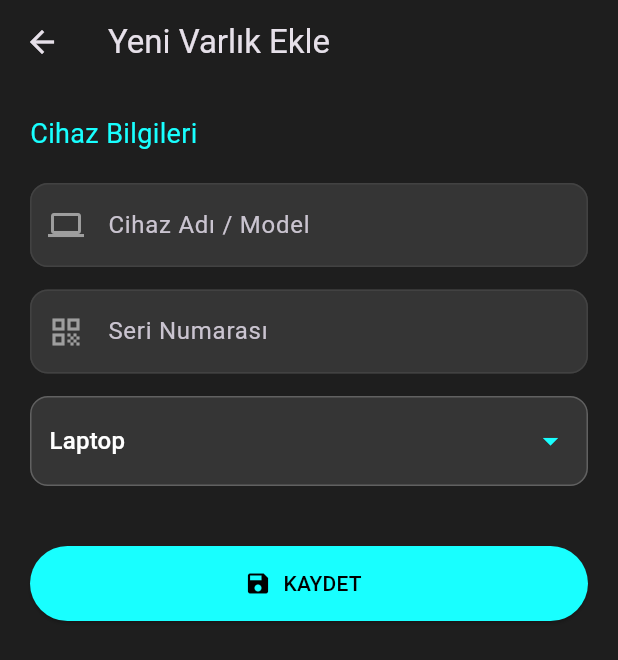
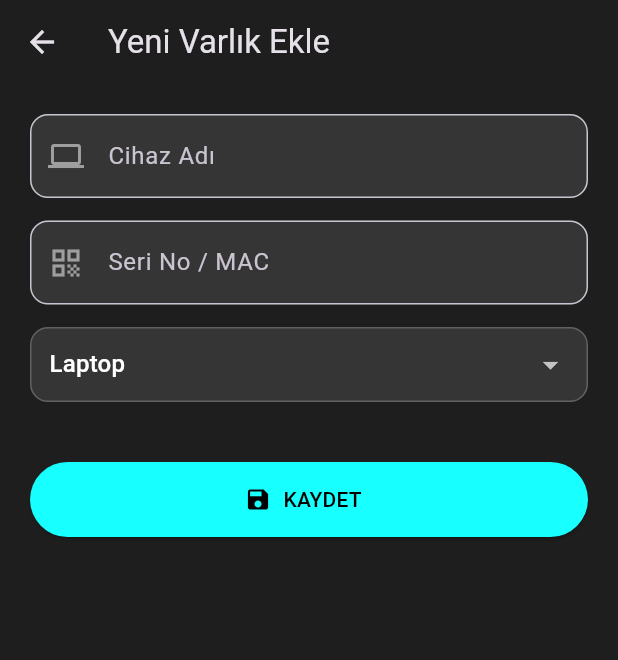
Before and after one commit to Abdussamedtirabzon/ITyonetimSistemi, a Flutter app: the screen it shows after launch, after a tap on "GİRİŞ YAP", after a tap on the "add" icon, on a phone screen of 412 x 824 dp. Shown: the top 660 px of the screen. Run offline on Flutter 3.47's test engine with Material 3 defaults, Android fonts, the light colour scheme and no system bars; network calls fail.

Commit message:
Hata Düzeltmeleri: API güncelleme ve tarih formatı onarıldı

```diff
--- a/cyber_asset_mobile/lib/add_asset.dart
+++ b/cyber_asset_mobile/lib/add_asset.dart
@@ -1,44 +1,59 @@
 import 'package:flutter/material.dart';
+import 'models/asset_model.dart';
 
 class AddAssetPage extends StatefulWidget {
-  const AddAssetPage({super.key});
+  // Eğer bu sayfaya bir Cihaz (Asset) gönderilirse "Düzenleme Modu" açılır.
+  // Gönderilmezse "Ekleme Modu" çalışır.
+  final Asset? assetToEdit;
+
+  const AddAssetPage({super.key, this.assetToEdit});
 
   @override
   State<AddAssetPage> createState() => _AddAssetPageState();
 }
 
 class _AddAssetPageState extends State<AddAssetPage> {
-  // Formdaki verileri tutacak değişkenler
   final _adController = TextEditingController();
   final _seriNoController = TextEditingController();
-  String _secilenTur = 'Laptop'; // Varsayılan değer
+  String _secilenTur = 'Laptop';
+  bool _isEditing = false; // Düzenleme modunda mıyız?
+
+  @override
+  void initState() {
+    super.initState();
+    // Eğer düzenlenecek veri geldiyse, kutuları doldur
+    if (widget.assetToEdit != null) {
+      _isEditing = true;
+      _adController.text = widget.assetToEdit!.isim;
+      _seriNoController.text = widget.assetToEdit!.seriNo;
+
+      // Gelen tür listede var mı kontrol et (Yoksa varsayılan kalsın)
+      List<String> turler = ['Laptop', 'Monitör', 'Telefon', 'Tablet', 'Yazıcı', 'Ağ Cihazı', 'Diğer'];
+      if (turler.contains(widget.assetToEdit!.tur)) {
+        _secilenTur = widget.assetToEdit!.tur;
+      }
+    }
+  }
 
   @override
   Widget build(BuildContext context) {
     return Scaffold(
       appBar: AppBar(
-        title: const Text("Yeni Varlık Ekle"),
+        title: Text(_isEditing ? "Varlığı Düzenle" : "Yeni Varlık Ekle"),
         backgroundColor: Colors.transparent,
       ),
       body: SingleChildScrollView(
         padding: const EdgeInsets.all(20.0),
         child: Column(
-          crossAxisAlignment: CrossAxisAlignment.start,
           children: [
-            const Text("Cihaz Bilgileri", style: TextStyle(color: Colors.cyanAccent, fontSize: 18)),
-            const SizedBox(height: 20),
-
-            // 1. Cihaz Adı
-            _buildTextField(label: "Cihaz Adı / Model", icon: Icons.computer, controller: _adController),
+            _buildTextField(label: "Cihaz Adı", icon: Icons.computer, controller: _adController),
+            const SizedBox(height: 15),
+            _buildTextField(label: "Seri No / MAC", icon: Icons.qr_code, controller: _seriNoController),
             const SizedBox(height: 15),
 
-            // 2. Seri Numarası
-            _buildTextField(label: "Seri Numarası", icon: Icons.qr_code, controller: _seriNoController),
-            const SizedBox(height: 15),
-
-            // 3. Cihaz Türü (Açılır Menü)
+            // Tür Seçimi
             Container(
-              padding: const EdgeInsets.symmetric(horizontal: 12, vertical: 5),
+              padding: const EdgeInsets.symmetric(horizontal: 12),
               decoration: BoxDecoration(
                 color: Colors.white10,
                 borderRadius: BorderRadius.circular(12),
@@ -49,19 +64,10 @@ class _AddAssetPageState extends State<AddAssetPage> {
                   value: _secilenTur,
                   dropdownColor: const Color(0xFF2C2C2C),
                   isExpanded: true,
-                  icon: const Icon(Icons.arrow_drop_down, color: Colors.cyanAccent),
-                  items: ['Laptop', 'Monitör', 'Telefon', 'Tablet', 'Yazıcı', 'Ağ Cihazı']
-                      .map((String value) {
-                    return DropdownMenuItem<String>(
-                      value: value,
-                      child: Text(value, style: const TextStyle(color: Colors.white)),
-                    );
-                  }).toList(),
-                  onChanged: (newValue) {
-                    setState(() {
-                      _secilenTur = newValue!;
-                    });
-                  },
+                  items: ['Laptop', 'Monitör', 'Telefon', 'Tablet', 'Yazıcı', 'Ağ Cihazı', 'Diğer']
+                      .map((e) => DropdownMenuItem(value: e, child: Text(e, style: const TextStyle(color: Colors.white))))
+                      .toList(),
+                  onChanged: (v) => setState(() => _secilenTur = v!),
                 ),
               ),
             ),
@@ -72,27 +78,23 @@ class _AddAssetPageState extends State<AddAssetPage> {
               width: double.infinity,
               height: 50,
               child: ElevatedButton.icon(
-                // add_asset.dart içinde KAYDET butonu kısmı:
-onPressed: () {
-  if (_adController.text.isEmpty || _seriNoController.text.isEmpty) {
-    ScaffoldMessenger.of(context).showSnackBar(
-      const SnackBar(content: Text("Lütfen tüm alanları doldurun!")),
-    );
-    return;
-  }
+                onPressed: () {
+                  if (_adController.text.isEmpty) return;
 
-  // 1. Yeni veriyi bir paket (Map) yap
-  final yeniCihaz = {
-    "isim": _adController.text,
-    "tur": _secilenTur,
-    "durum": true, // Varsayılan olarak sağlam (Aktif) olsun
-  };
+                  // Verileri paketle
+                  final assetData = {
+                    "id": widget.assetToEdit?.id, // ID varsa koy (Update için lazım)
+                    "isim": _adController.text,
+                    "tur": _secilenTur,
+                    "seriNo": _seriNoController.text,
+                    "durum": true,
+                  };
 
-  // 2. Bu paketi önceki sayfaya fırlat ve penceryi kapat
-  Navigator.pop(context, yeniCihaz);
-},
-                icon: const Icon(Icons.save),
-                label: const Text("KAYDET"),
+                  // Paketi geri gönder
+                  Navigator.pop(context, assetData);
+                },
+                icon: Icon(_isEditing ? Icons.update : Icons.save),
+                label: Text(_isEditing ? "GÜNCELLE" : "KAYDET"),
                 style: ElevatedButton.styleFrom(
                   backgroundColor: Colors.cyanAccent,
                   foregroundColor: Colors.black,
@@ -105,7 +107,6 @@ onPressed: () {
     );
   }
 
-  // Özel Text Kutusu Tasarımı (Kod tekrarını önlemek için)
   Widget _buildTextField({required String label, required IconData icon, required TextEditingController controller}) {
     return TextField(
       controller: controller,
@@ -116,14 +117,6 @@ onPressed: () {
         filled: true,
         fillColor: Colors.white10,
         border: OutlineInputBorder(borderRadius: BorderRadius.circular(12)),
-        enabledBorder: OutlineInputBorder(
-          borderRadius: BorderRadius.circular(12),
-          borderSide: BorderSide(color: Colors.grey.shade800),
-        ),
-        focusedBorder: OutlineInputBorder(
-          borderRadius: BorderRadius.circular(12),
-          borderSide: const BorderSide(color: Colors.cyanAccent),
-        ),
       ),
     );
   }
--- a/cyber_asset_mobile/lib/dashboard.dart
+++ b/cyber_asset_mobile/lib/dashboard.dart
@@ -1,7 +1,7 @@
 import 'package:flutter/material.dart';
 import 'add_asset.dart';
-import 'services/api_service.dart'; // Servisimizi çağırdık
-import 'models/asset_model.dart';   // Modelimizi çağırdık
+import 'services/api_service.dart';
+import 'models/asset_model.dart';
 
 class DashboardPage extends StatefulWidget {
   const DashboardPage({super.key});
@@ -11,20 +11,57 @@ class DashboardPage extends StatefulWidget {
 }
 
 class _DashboardPageState extends State<DashboardPage> {
-  final ApiService _apiService = ApiService(); // Postacımızı hazırladık
-  late Future<List<Asset>> _assetsFuture; // Gelecek olan verileri tutacak kutu
+  final ApiService _apiService = ApiService();
+  late Future<List<Asset>> _assetsFuture;
 
   @override
   void initState() {
     super.initState();
-    _refreshList(); // Sayfa açılınca verileri çek
+    _refreshList();
   }
 
-  // Listeyi Yenileme Fonksiyonu
   void _refreshList() {
     setState(() {
       _assetsFuture = _apiService.getAssets();
     });
+  }
+
+  // Ekleme veya Güncelleme İşlemini Yöneten Fonksiyon
+  void _navigateAndProcessAsset({Asset? assetToEdit}) async {
+    // Sayfaya git (Eğer assetToEdit doluysa düzenleme modu açılır)
+    final result = await Navigator.push(
+      context,
+      MaterialPageRoute(builder: (context) => AddAssetPage(assetToEdit: assetToEdit)),
+    );
+
+    if (result != null) {
+      // Gelen veriyi Model'e çevir
+      Asset islemYapilacakAsset = Asset(
+        id: result['id'], // Düzenleme ise ID dolu gelir
+        isim: result['isim'],
+        tur: result['tur'],
+        seriNo: result['seriNo'],
+        durum: result['durum'],
+      );
+
+      bool basari;
+      if (assetToEdit == null) {
+        // ID yoksa EKLEME yap
+        basari = await _apiService.addAsset(islemYapilacakAsset);
+      } else {
+        // ID varsa GÜNCELLEME yap
+        basari = await _apiService.updateAsset(islemYapilacakAsset);
+      }
+
+      if (basari) {
+        ScaffoldMessenger.of(context).showSnackBar(
+          SnackBar(content: Text(assetToEdit == null ? "Eklendi!" : "Güncellendi!")),
+        );
+        _refreshList();
+      } else {
+        ScaffoldMessenger.of(context).showSnackBar(const SnackBar(content: Text("İşlem Başarısız!"), backgroundColor: Colors.red));
+      }
+    }
   }
 
   @override
@@ -36,40 +73,22 @@ class _DashboardPageState extends State<DashboardPage> {
         backgroundColor: Colors.transparent,
         elevation: 0,
         actions: [
-          IconButton(
-            icon: const Icon(Icons.refresh),
-            onPressed: _refreshList, // Manuel yenileme butonu
-          ),
+          IconButton(icon: const Icon(Icons.refresh), onPressed: _refreshList),
         ],
       ),
-      drawer: _buildDrawer(context), // Yan menüyü aşağıda tanımladık
       body: Padding(
         padding: const EdgeInsets.all(16.0),
-        child: Column(
-          crossAxisAlignment: CrossAxisAlignment.start,
-          children: [
-            const Text("Envanter Listesi", style: TextStyle(fontSize: 20, fontWeight: FontWeight.bold)),
-            const SizedBox(height: 10),
-
-            // CANLI LİSTE (API'den gelen veriler)
-            Expanded(
         child: FutureBuilder<List<Asset>>(
           future: _assetsFuture,
           builder: (context, snapshot) {
-                  // 1. Durum: Veri bekleniyor (Yükleniyor)
             if (snapshot.connectionState == ConnectionState.waiting) {
               return const Center(child: CircularProgressIndicator(color: Colors.cyanAccent));
-                  }
-                  // 2. Durum: Hata çıktı
-                  else if (snapshot.hasError) {
+            } else if (snapshot.hasError) {
               return Center(child: Text('Hata: ${snapshot.error}', style: const TextStyle(color: Colors.red)));
-                  }
-                  // 3. Durum: Veri geldi ama liste boş
-                  else if (!snapshot.hasData || snapshot.data!.isEmpty) {
-                    return const Center(child: Text('Henüz kayıtlı cihaz yok.', style: TextStyle(color: Colors.grey)));
+            } else if (!snapshot.hasData || snapshot.data!.isEmpty) {
+              return const Center(child: Text('Liste boş.', style: TextStyle(color: Colors.grey)));
             }
 
-                  // 4. Durum: Veriler hazır! Listele
             final assetList = snapshot.data!;
             return ListView.builder(
               itemCount: assetList.length,
@@ -79,12 +98,38 @@ class _DashboardPageState extends State<DashboardPage> {
                   color: Colors.white10,
                   margin: const EdgeInsets.only(bottom: 10),
                   child: ListTile(
+                    // TIKLAYINCA DÜZENLEME MODU
+                    onTap: () => _navigateAndProcessAsset(assetToEdit: asset),
+
                     leading: Icon(
                       asset.durum ? Icons.check_circle : Icons.error,
                       color: asset.durum ? Colors.green : Colors.red,
                     ),
                     title: Text(asset.isim, style: const TextStyle(color: Colors.white)),
-                          subtitle: Text("${asset.tur} - ${asset.seriNo}", style: const TextStyle(color: Colors.grey)),
+                    subtitle: Text("${asset.tur} • ${asset.seriNo}", style: const TextStyle(color: Colors.grey)),
+
+                    // SİLME BUTONU
+                    trailing: IconButton(
+                      icon: const Icon(Icons.delete, color: Colors.redAccent),
+                      onPressed: () async {
+                        bool? eminMi = await showDialog(
+                          context: context,
+                          builder: (c) => AlertDialog(
+                            title: const Text("Siliniyor"),
+                            content: Text("${asset.isim} silinsin mi?"),
+                            actions: [
+                              TextButton(onPressed: () => Navigator.pop(c, false), child: const Text("Hayır")),
+                              TextButton(onPressed: () => Navigator.pop(c, true), child: const Text("Evet", style: TextStyle(color: Colors.red))),
+                            ],
+                          ),
+                        );
+
+                        if (eminMi == true && asset.id != null) {
+                          await _apiService.deleteAsset(asset.id!);
+                          _refreshList();
+                        }
+                      },
+                    ),
                   ),
                 );
               },
@@ -92,66 +137,12 @@ class _DashboardPageState extends State<DashboardPage> {
           },
         ),
       ),
-          ],
-        ),
-      ),
       // EKLEME BUTONU
       floatingActionButton: FloatingActionButton(
-        onPressed: () async {
-          // Ekleme sayfasına git, dönüşte veriyi bekle
-          final yeniVeriMap = await Navigator.push(
-            context,
-            MaterialPageRoute(builder: (context) => const AddAssetPage()),
-          );
-
-          if (yeniVeriMap != null) {
-            // Gelen veriyi Model'e çevir
-            Asset yeniAsset = Asset(
-              isim: yeniVeriMap['isim'],
-              tur: yeniVeriMap['tur'],
-              seriNo: "SN-${DateTime.now().millisecondsSinceEpoch}", // Otomatik seri no (Test için)
-              durum: true,
-            );
-
-            // API'ye Gönder
-            try {
-              bool basari = await _apiService.addAsset(yeniAsset);
-              if (basari) {
-                ScaffoldMessenger.of(context).showSnackBar(const SnackBar(content: Text("Kaydedildi!")));
-                _refreshList(); // Listeyi güncelle
-              } else {
-                ScaffoldMessenger.of(context).showSnackBar(const SnackBar(content: Text("Kaydedilemedi!"), backgroundColor: Colors.red));
-              }
-            } catch (e) {
-              ScaffoldMessenger.of(context).showSnackBar(SnackBar(content: Text("Hata: $e"), backgroundColor: Colors.red));
-            }
-          }
-        },
+        onPressed: () => _navigateAndProcessAsset(), // Parametre vermezsek Ekleme Modu açılır
         backgroundColor: Colors.cyanAccent,
         child: const Icon(Icons.add, color: Colors.black),
       ),
     );
   }
-
-  // Yan Menü (Kod kalabalığı yapmasın diye buraya aldık)
-  Widget _buildDrawer(BuildContext context) {
-    return Drawer(
-      child: ListView(
-        padding: EdgeInsets.zero,
-        children: [
-          const UserAccountsDrawerHeader(
-            accountName: Text("Abdusamed"),
-            accountEmail: Text("admin@yusiber.com"),
-            currentAccountPicture: CircleAvatar(backgroundColor: Colors.cyanAccent, child: Icon(Icons.person, color: Colors.black)),
-            decoration: BoxDecoration(color: Color(0xFF1E1E1E)),
-          ),
-          ListTile(
-            leading: const Icon(Icons.exit_to_app, color: Colors.red),
-            title: const Text('Çıkış'),
-            onTap: () => Navigator.pop(context),
-          ),
-        ],
-      ),
-    );
 }
-}
--- a/cyber_asset_mobile/lib/services/api_service.dart
+++ b/cyber_asset_mobile/lib/services/api_service.dart
@@ -3,35 +3,48 @@ import 'package:http/http.dart' as http;
 import '../models/asset_model.dart';
 
 class ApiService {
-  // DİKKAT: Linux masaüstünde 'localhost' çalışır.
-  // Waydroid veya Gerçek Telefonda bilgisayarın yerel IP'sini yazmalısın (Örn: 192.168.1.35)
-  // ESKİSİ:
-// static const String baseUrl = "http://localhost:5000/api";
+  // Senin port adresin 5219 idi, onu sabitliyoruz.
+  static const String baseUrl = "http://localhost:5219/api";
 
-// YENİSİ (Doğru Port):
-static const String baseUrl = "http://localhost:5219/api";
-
-  // Tüm Varlıkları Getir (GET)
+  // 1. GET: Tüm Varlıkları Getir
   Future<List<Asset>> getAssets() async {
-    final response = await http.get(Uri.parse('$baseUrl/assets'));
-
-    if (response.statusCode == 200) {
-      List<dynamic> body = jsonDecode(response.body);
-      List<Asset> assets = body.map((dynamic item) => Asset.fromJson(item)).toList();
-      return assets;
-    } else {
-      throw Exception('Varlıklar yüklenemedi: ${response.statusCode}');
+    try {
+      final response = await http.get(Uri.parse('$baseUrl/assets'));
+      if (response.statusCode == 200) {
+        List<dynamic> body = jsonDecode(response.body);
+        return body.map((item) => Asset.fromJson(item)).toList();
+      } else {
+        throw Exception('API Hatası: ${response.statusCode}');
+      }
+    } catch (e) {
+      throw Exception('Bağlantı Hatası: $e');
     }
   }
 
-  // Yeni Varlık Ekle (POST)
+  // 2. POST: Yeni Varlık Ekle
   Future<bool> addAsset(Asset asset) async {
     final response = await http.post(
       Uri.parse('$baseUrl/assets'),
       headers: {"Content-Type": "application/json"},
       body: jsonEncode(asset.toJson()),
     );
-
     return response.statusCode == 201 || response.statusCode == 200;
   }
+
+  // 3. PUT: Varlık Güncelle (YENİ)
+  Future<bool> updateAsset(Asset asset) async {
+    // Güncelleme yaparken ID'yi adrese ekliyoruz (örn: .../assets/5)
+    final response = await http.put(
+      Uri.parse('$baseUrl/assets/${asset.id}'),
+      headers: {"Content-Type": "application/json"},
+      body: jsonEncode(asset.toJson()),
+    );
+    return response.statusCode == 200 || response.statusCode == 204;
+  }
+
+  // 4. DELETE: Varlık Sil (YENİ)
+  Future<bool> deleteAsset(int id) async {
+    final response = await http.delete(Uri.parse('$baseUrl/assets/$id'));
+    return response.statusCode == 200 || response.statusCode == 204;
+  }
 }
```
Also changed, not shown: 1 other file. Lines whose indentation alone changed are shown as unchanged.
